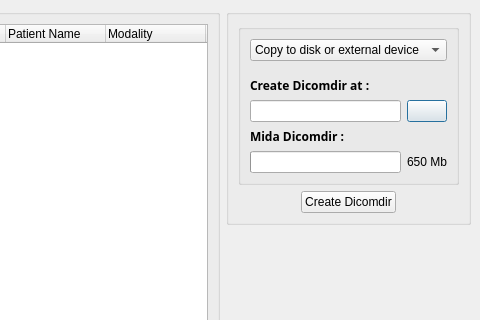
starviewer-medical/starviewer, file starviewer/src/interface/qcreatedicomdirbase.ui: the form before one commit; both pictures show x 216 to 696 and y 0 to 320 of the 696 by 621 pixel window.
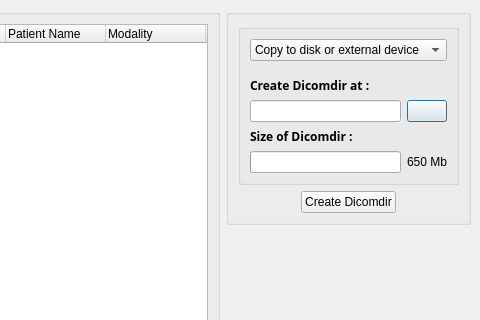
The form after the commit. Icons and pictures are not drawn.

Diff of the .ui file:
```diff
--- a/starviewer/src/interface/qcreatedicomdirbase.ui
+++ b/starviewer/src/interface/qcreatedicomdirbase.ui
@@ -116,7 +116,7 @@
               </font>
              </property>
              <property name="text" >
-              <string>Mida Dicomdir :</string>
+              <string>Size of Dicomdir :</string>
              </property>
             </widget>
            </item>
```
Left out of the diff: 2 changed lines with no effect on the pictures.
